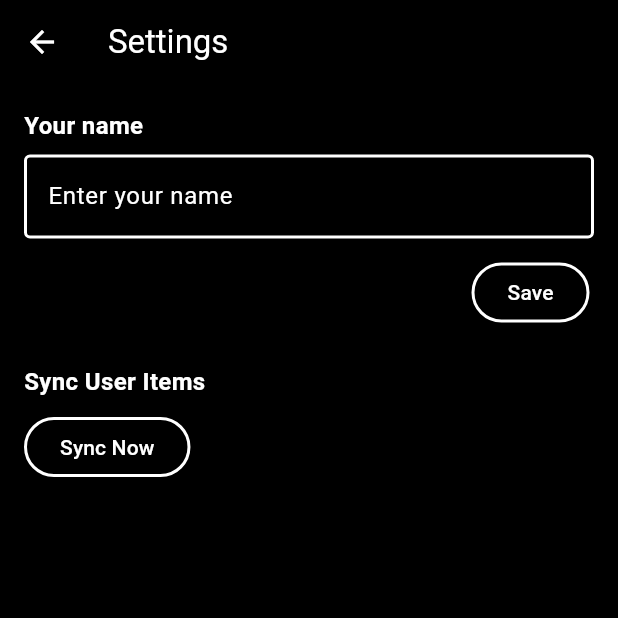
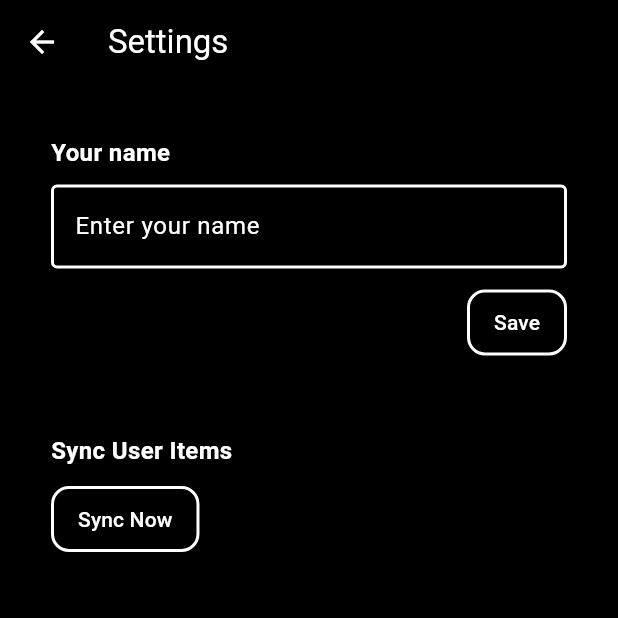
Before and after one commit to rafidrahman1/chat_app, a Flutter app: the SettingsScreen screen opened by its route, on a phone screen of 412 x 824 dp, the top half of it. Run offline on Flutter 3.47's test engine with Material 3 defaults, Android fonts, the phone set to English and light mode, and no system bars; our stand-ins replace cached_network_image, cloud_firestore, firebase_auth, firebase_core, flutter_local_notifications, flutter_riverpod and 1 more; accounts and stored records are empty.

Commit message:
works flawlessly

```diff
--- a/lib/pages/settings_screen.dart
+++ b/lib/pages/settings_screen.dart
@@ -25,23 +25,37 @@ class _SettingsScreenState extends ConsumerState<SettingsScreen> {
   Future<void> _saveName(User user) async {
     final newName = _nameController.text.trim();
     if (newName.isEmpty) {
-      ScaffoldMessenger.of(context).showSnackBar(const SnackBar(content: Text('Please enter a name')));
+      ScaffoldMessenger.of(
+        context,
+      ).showSnackBar(const SnackBar(content: Text('Please enter a name')));
       return;
     }
 
     setState(() => _saving = true);
     try {
-      await ref.read(userServiceProvider).upsertUserProfile(uid: user.uid, displayName: newName, photoUrl: user.photoURL ?? '');
+      await ref
+          .read(userServiceProvider)
+          .upsertUserProfile(
+            uid: user.uid,
+            displayName: newName,
+            photoUrl: user.photoURL ?? '',
+          );
       await user.updateDisplayName(newName);
       await user.reload();
       if (!mounted) return;
-      ScaffoldMessenger.of(context).showSnackBar(const SnackBar(content: Text('Name updated')));
+      ScaffoldMessenger.of(
+        context,
+      ).showSnackBar(const SnackBar(content: Text('Name updated')));
     } on FirebaseAuthException catch (e) {
       if (!mounted) return;
-      ScaffoldMessenger.of(context).showSnackBar(SnackBar(content: Text(e.message ?? 'Unable to update name')));
+      ScaffoldMessenger.of(context).showSnackBar(
+        SnackBar(content: Text(e.message ?? 'Unable to update name')),
+      );
     } catch (_) {
       if (!mounted) return;
-      ScaffoldMessenger.of(context).showSnackBar(const SnackBar(content: Text('Unable to update name')));
+      ScaffoldMessenger.of(
+        context,
+      ).showSnackBar(const SnackBar(content: Text('Unable to update name')));
     } finally {
       if (mounted) setState(() => _saving = false);
     }
@@ -68,7 +82,9 @@ class _SettingsScreenState extends ConsumerState<SettingsScreen> {
       );
     }
 
-    final profileName = user == null ? '' : (profiles?[user.uid]?.displayName.trim() ?? '');
+    final profileName = user == null
+        ? ''
+        : (profiles?[user.uid]?.displayName.trim() ?? '');
     final authName = (user?.displayName ?? '').trim();
     final currentName = profileName.isNotEmpty ? profileName : authName;
 
@@ -82,51 +98,93 @@ class _SettingsScreenState extends ConsumerState<SettingsScreen> {
       appBar: AppBar(title: const Text('Settings')),
       body: user == null
           ? const Center(child: Text('Please sign in to edit your name.'))
-          : Padding(
-              padding: const EdgeInsets.all(16.0),
+          : ListView(
+              padding: const EdgeInsets.all(16),
+              children: [
+                _SectionCard(
+                  title: 'Your name',
                   child: Column(
                     crossAxisAlignment: CrossAxisAlignment.start,
                     children: [
-                  const Text('Your name', style: TextStyle(fontSize: 16, fontWeight: FontWeight.w600)),
-                  const SizedBox(height: 8),
                       TextField(
                         controller: _nameController,
-                    decoration: const InputDecoration(border: OutlineInputBorder(), hintText: 'Enter your name'),
+                        decoration: const InputDecoration(
+                          border: OutlineInputBorder(),
+                          hintText: 'Enter your name',
+                        ),
                         textInputAction: TextInputAction.done,
                         onSubmitted: (_) => _saveName(user),
                       ),
                       const SizedBox(height: 12),
-                  Row(
-                    mainAxisAlignment: MainAxisAlignment.end,
-
-                    children: [
-                      Padding(
-                        padding: const EdgeInsets.only(right: 3),
+                      Align(
+                        alignment: Alignment.centerRight,
                         child: ElevatedButton(
                           onPressed: _saving ? null : () => _saveName(user),
-                          style: ElevatedButton.styleFrom(
-                            backgroundColor: colorScheme.primary,
-                            side: const BorderSide(color: Colors.white, width: 2),
+                          style: _primaryButtonStyle(colorScheme),
+                          child: _saving
+                              ? const SizedBox(
+                                  width: 18,
+                                  height: 18,
+                                  child: CircularProgressIndicator(
+                                    strokeWidth: 2,
                                   ),
-                          child: _saving
-                              ? const SizedBox(width: 18, height: 18, child: CircularProgressIndicator(strokeWidth: 2))
-                              : const Text('Save', style: TextStyle(color: Colors.white)),
+                                )
+                              : const Text(
+                                  'Save',
+                                  style: TextStyle(color: Colors.white),
+                                ),
                         ),
                       ),
                     ],
                   ),
+                ),
+                const SizedBox(height: 14),
+                _SectionCard(
+                  title: 'Sync User Items',
+                  child: ElevatedButton(
+                    onPressed: () async {},
+                    style: _primaryButtonStyle(colorScheme),
+                    child: const Text(
+                      'Sync Now',
+                      style: TextStyle(color: Colors.white),
+                    ),
+                  ),
+                ),
+              ],
+            ),
+    );
+  }
 
-                  SizedBox(height: 24),
-                  Text('Sync User Items', style: TextStyle(fontSize: 16, fontWeight: FontWeight.w600)),
-                  SizedBox(height: 8),
-                  ElevatedButton(
-                    onPressed: () async {},
-                    style: ElevatedButton.styleFrom(
+  ButtonStyle _primaryButtonStyle(ColorScheme colorScheme) {
+    return ElevatedButton.styleFrom(
       backgroundColor: colorScheme.primary,
       side: const BorderSide(color: Colors.white, width: 2),
+      padding: const EdgeInsets.symmetric(horizontal: 18, vertical: 12),
+      shape: RoundedRectangleBorder(borderRadius: BorderRadius.circular(12)),
+    );
+  }
+}
+
+class _SectionCard extends StatelessWidget {
+  final String title;
+  final Widget child;
+
+  const _SectionCard({required this.title, required this.child});
+
+  @override
+  Widget build(BuildContext context) {
+    return Card(
+      child: Padding(
+        padding: const EdgeInsets.all(14),
+        child: Column(
+          crossAxisAlignment: CrossAxisAlignment.start,
+          children: [
+            Text(
+              title,
+              style: const TextStyle(fontSize: 16, fontWeight: FontWeight.w600),
             ),
-                    child: const Text('Sync Now', style: TextStyle(color: Colors.white)),
-                  ),
+            const SizedBox(height: 10),
+            child,
           ],
         ),
       ),
--- a/pubspec.yaml
+++ b/pubspec.yaml
@@ -41,6 +41,8 @@ dependencies:
   flutter_local_notifications: ^21.0.0
   cached_network_image: ^3.3.0
   flutter_riverpod: ^3.3.1
+  shared_preferences: ^2.0.15
+
 
 dev_dependencies:
   flutter_test:
@@ -67,9 +69,11 @@ flutter:
   # To add assets to your application, add an assets section, like this:
   assets:
     - assets/images/google_logo.png
+    - assets/images/logo.png
 
   # Local persistence for simple settings like user name
   # Run `flutter pub get` after this change
+  # Added for settings persistence
 
   # An image asset can refer to one or more resolution-specific "variants", see
   # https://flutter.dev/to/resolution-aware-images
```
Also changed, not shown: lib/components/google_sign_in_button.dart (+22 -17 lines), lib/pages/home_screen.dart (+229 -93 lines), lib/pages/login_screen.dart (+30 -14 lines), lib/services/auth/auth_service.dart (+27 -15 lines), assets/images/logo.png (added), pubspec.lock, 5 other files. Lines whose indentation alone changed are shown as unchanged.
